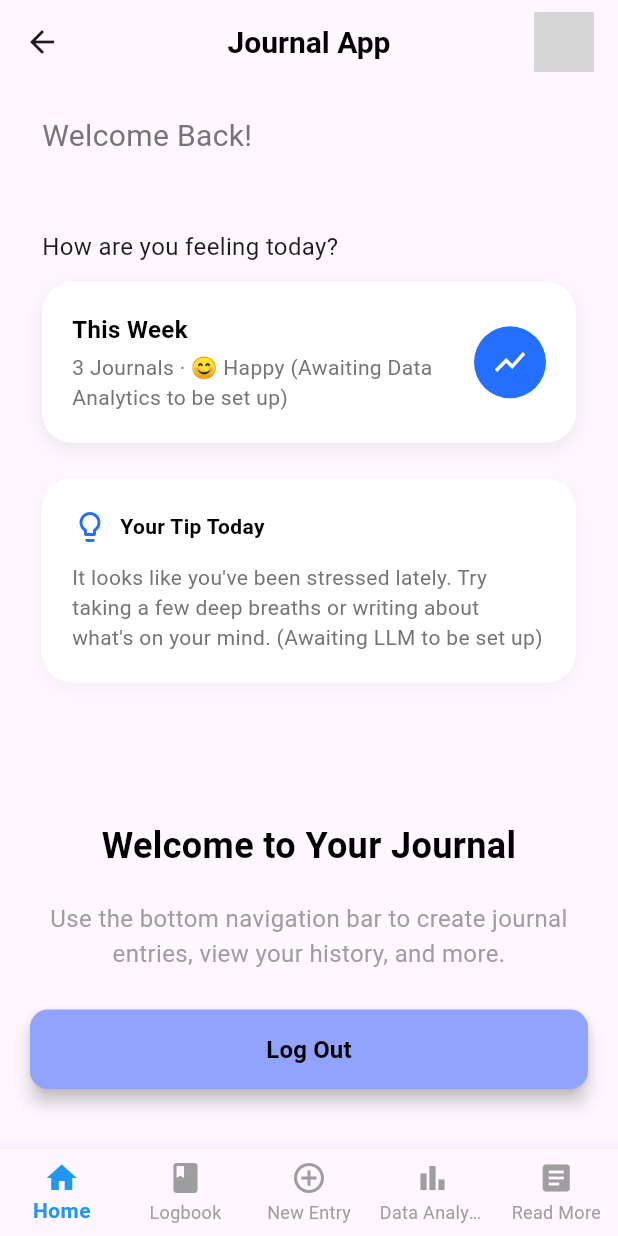
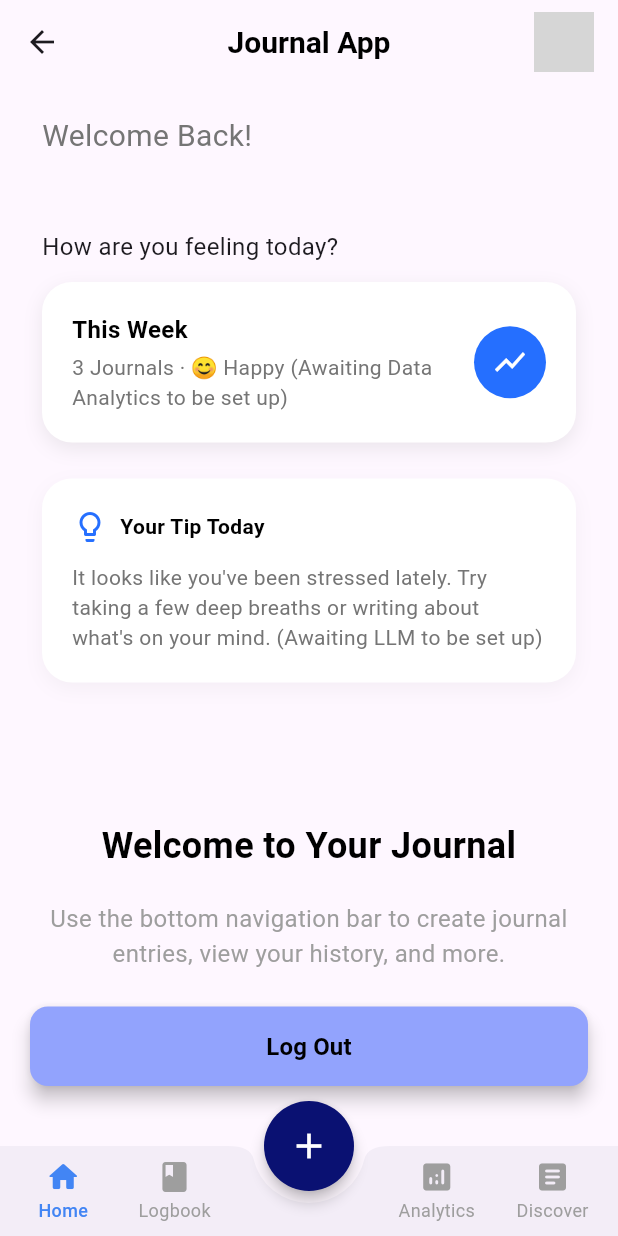
Before and after one commit to alantan493/flutter_affectry, a Flutter app: the BottomNavigationBarScreen screen opened by its route, on a phone screen of 412 x 824 dp. Run offline on Flutter 3.47's test engine with Material 3 defaults, Android fonts, the phone set to English and light mode, and no system bars; our stand-ins replace animate_do, cloud_firestore, firebase_auth, firebase_core, firebase_storage, flutter_dotenv and 7 more; accounts and stored records are empty; network calls fail; grey boxes are pictures that could not be loaded.

Commit message:
Updated bottom_navigation_bar UI

```diff
--- a/lib/bottom_navigation_bar.dart
+++ b/lib/bottom_navigation_bar.dart
@@ -1,74 +1,202 @@
 import 'package:flutter/material.dart';
+import 'package:flutter/services.dart';
+import 'dart:ui';
 
-// Import with prefixes to avoid ambiguity
+// Import page files (assumed to exist)
 import 'pages/home.dart' as home;
 import 'pages/calendar_logbook.dart' as calendar;
 import 'pages/journal_entry_page.dart' as journal;
 import 'pages/data_analysis_page.dart' as data;
 import 'pages/articles_page.dart' as articles;
-import 'pages/user_profile/profile_page.dart';
+
+// Define global colors
+const Color navyBlue = Color(0xFF0A1172); // Navy blue for FAB
+const Color primaryBlue = Color(0xFF4285F4); // Primary blue for selected items
+
+void main() {
+  WidgetsFlutterBinding.ensureInitialized();
+  SystemChrome.setPreferredOrientations([
+    DeviceOrientation.portraitUp,
+    DeviceOrientation.portraitDown,
+  ]);
+
+  runApp(const MyApp());
+}
+
+class MyApp extends StatelessWidget {
+  const MyApp({super.key});
+
+  @override
+  Widget build(BuildContext context) {
+    return MaterialApp(
+      title: 'Journal App',
+      debugShowCheckedModeBanner: false,
+      theme: ThemeData(
+        useMaterial3: true,
+        primaryColor: primaryBlue,
+        colorScheme: ColorScheme.fromSeed(
+          seedColor: primaryBlue,
+          secondary: const Color(0xFF34A853), // Google Green
+        ),
+        fontFamily: 'Google Sans',
+      ),
+      home: const BottomNavigationBarScreen(),
+    );
+  }
+}
 
 class BottomNavigationBarScreen extends StatefulWidget {
   const BottomNavigationBarScreen({super.key});
 
   @override
-  State<BottomNavigationBarScreen> createState() =>
-      _BottomNavigationBarScreenState();
+  State<BottomNavigationBarScreen> createState() => _BottomNavigationBarScreenState();
 }
 
 class _BottomNavigationBarScreenState extends State<BottomNavigationBarScreen> {
   int _selectedIndex = 0;
 
-  // These pages don't require arguments
-  final List<Widget> _pages = [
+  // Handle missing assets by providing fallback images
+  final Map<String, AssetImage> _assetImages = {};
+
+  @override
+  void initState() {
+    super.initState();
+
+    // Add error handling for asset loading
+    ErrorWidget.builder = (FlutterErrorDetails details) {
+      // Return a placeholder for asset loading errors
+      if (details.exception is Exception &&
+          details.exception.toString().contains('Unable to load asset')) {
+        return Container(
+          alignment: Alignment.center,
+          child: const Icon(Icons.image_not_supported, color: Colors.grey),
+        );
+      }
+      return ErrorWidget(details.exception);
+    };
+  }
+
+  // Pages list
+  final List<Widget> _pages = const [
     home.HomePage(),
     calendar.CalendarLogbookPage(),
-    journal.JournalEntryPage(
-      emotion: '',
-      journal: '',
-      pictureDescription: '',
-      imageURL: '',
-      userEmail: '',
-    ),
+    SizedBox(), // Placeholder for FAB
     data.DataAnalysisPage(),
     articles.ArticlesPage(),
-
   ];
 
   void _onItemTapped(int index) {
+    // If selecting the middle tab, show journal entry page
+    if (index == 2) {
+      _showJournalEntryPage();
+      return;
+    }
+
     setState(() {
       _selectedIndex = index;
     });
   }
 
+  void _showJournalEntryPage() {
+    Navigator.of(context).push(
+      MaterialPageRoute(
+        builder: (context) => journal.JournalEntryPage(
+          emotion: '',
+          journal: '',
+          pictureDescription: '',
+          imageURL: '',
+          userEmail: '',
+        ),
+      ),
+    );
+  }
+
   @override
   Widget build(BuildContext context) {
     return Scaffold(
-      body: _pages[_selectedIndex],
-      bottomNavigationBar: BottomNavigationBar(
-        type: BottomNavigationBarType.fixed,
-        currentIndex: _selectedIndex,
-        onTap: _onItemTapped,
-        selectedItemColor: Colors.blue,
-        unselectedItemColor: Colors.grey,
-        showUnselectedLabels: true,
-        selectedLabelStyle: TextStyle(fontWeight: FontWeight.bold),
-        items: const [
-          BottomNavigationBarItem(icon: Icon(Icons.home), label: "Home"),
-          BottomNavigationBarItem(icon: Icon(Icons.book), label: "Logbook"),
-          BottomNavigationBarItem(
-            icon: Icon(Icons.add_circle_outline),
-            label: "New Entry",
-          ),
-          BottomNavigationBarItem(
-            icon: Icon(Icons.bar_chart),
-            label: "Data Analysis",
-          ),
-          BottomNavigationBarItem(
-            icon: Icon(Icons.article),
-            label: "Read More",
-          ),
-        ],
+      body: _pages[_selectedIndex == 2 ? 0 : _selectedIndex], // Fallback to home if middle tab
+
+      // Navy blue circular floating action button
+      floatingActionButton: SizedBox(
+        height: 60.0,
+        width: 60.0,
+        child: FloatingActionButton(
+          onPressed: _showJournalEntryPage,
+          backgroundColor: const Color(0xFF0A1172), // Navy blue
+          foregroundColor: Colors.white,
+          elevation: 4.0,
+          shape: const CircleBorder(),
+          child: const Icon(Icons.add, size: 28.0),
+        ),
+      ),
+      floatingActionButtonLocation: FloatingActionButtonLocation.centerDocked,
+
+      // Simplified bottom navigation bar
+      bottomNavigationBar: BottomAppBar(
+        notchMargin: 8.0,
+        shape: const CircularNotchedRectangle(),
+        height: 60,
+        padding: EdgeInsets.zero,
+        child: Row(
+          mainAxisAlignment: MainAxisAlignment.spaceAround,
+          children: <Widget>[
+            // Left side
+            Expanded(
+              child: Row(
+                mainAxisAlignment: MainAxisAlignment.spaceEvenly,
+                children: [
+                  _buildNavItem(0, Icons.home_rounded, 'Home'),
+                  _buildNavItem(1, Icons.book_rounded, 'Logbook'),
+                ],
+              ),
+            ),
+
+            // Center spacer for FAB
+            const SizedBox(width: 80),
+
+            // Right side
+            Expanded(
+              child: Row(
+                mainAxisAlignment: MainAxisAlignment.spaceEvenly,
+                children: [
+                  _buildNavItem(3, Icons.analytics_rounded, 'Analytics'),
+                  _buildNavItem(4, Icons.article_rounded, 'Discover'),
+                ],
+              ),
+            ),
+          ],
+        ),
+      ),
+    );
+  }
+
+  Widget _buildNavItem(int index, IconData icon, String label) {
+    bool isSelected = _selectedIndex == index;
+
+    return InkWell(
+      onTap: () => _onItemTapped(index),
+      customBorder: const CircleBorder(),
+      child: Padding(
+        padding: const EdgeInsets.symmetric(horizontal: 8.0),
+        child: Column(
+          mainAxisSize: MainAxisSize.min,
+          children: [
+            Icon(
+              icon,
+              color: isSelected ? primaryBlue : Colors.grey,
+              size: 24,
+            ),
+            const SizedBox(height: 2),
+            Text(
+              label,
+              style: TextStyle(
+                fontSize: 12,
+                fontWeight: isSelected ? FontWeight.w500 : FontWeight.normal,
+                color: isSelected ? primaryBlue : Colors.grey,
+              ),
+            ),
+          ],
+        ),
       ),
     );
   }
```
